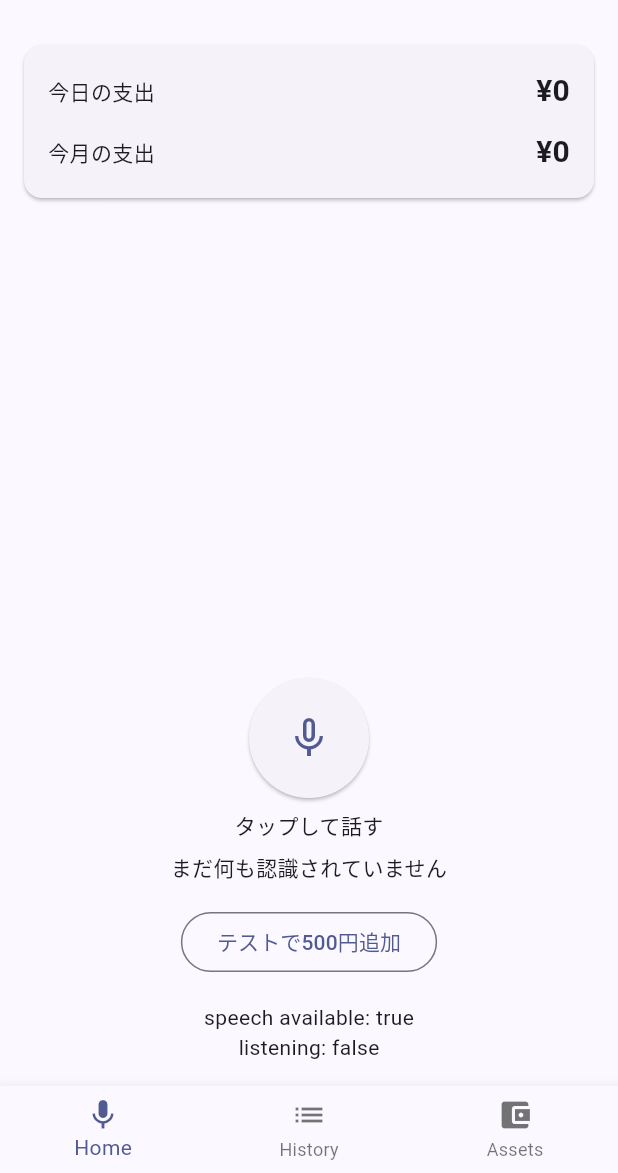
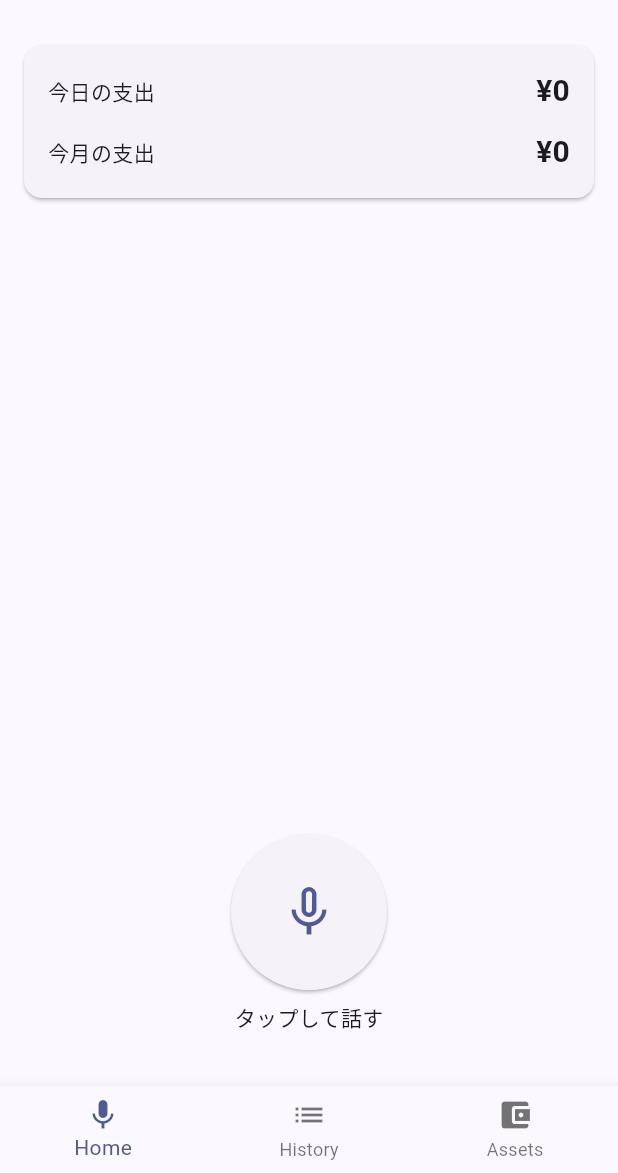
Before and after one commit to Rsm-Microstate/voice_kakeibo, a Flutter app: the screen it shows after launch, on a phone screen of 412 x 824 dp, the part 63-1236 px from its top. Run offline on Flutter 3.47's test engine with Material 3 defaults, Android fonts, the phone set to English and light mode, and no system bars; our stand-ins replace shared_preferences, speech_to_text.

Commit message:
Enlarge mic button and clean home UI

```diff
--- a/lib/main.dart
+++ b/lib/main.dart
@@ -318,43 +318,23 @@
           onPressed: _onMicPressed,
           style: ElevatedButton.styleFrom(
             shape: const CircleBorder(),
-            padding: const EdgeInsets.all(24),
+            padding: const EdgeInsets.all(32),
           ),
           child: Icon(
             _isListening ? Icons.mic : Icons.mic_none,
-            size: 32,
+            size: 40,
           ),
         ),
         const SizedBox(height: 8),
         Text(
           _isListening ? '聞き取り中...' : 'タップして話す',
         ),
-        const SizedBox(height: 8),
-        Text(
-          _lastWords.isEmpty ? 'まだ何も認識されていません' : _lastWords,
-          textAlign: TextAlign.center,
-        ),
-        const SizedBox(height: 16),
-        OutlinedButton(
-          onPressed: () {
-            const sampleText = 'テストで500円使った';
-            _saveExpenseFromText(sampleText);
-            setState(() {
-              _lastWords = sampleText;
-            });
-          },
-          child: const Text('テストで500円追加'),
-        ),
-      ],
-    );
-  }
-
-  Widget _buildDebugStatus() {
-    return Column(
-      mainAxisSize: MainAxisSize.min,
-      children: [
-        Text('speech available: $_isAvailable'),
-        Text('listening: $_isListening'),
+        const SizedBox(height: 12),
+        if (_lastWords.isNotEmpty)
+          Text(
+            _lastWords,
+            textAlign: TextAlign.center,
+          ),
       ],
     );
   }
@@ -365,9 +345,7 @@
         _buildSummaryCard(context),
         const Spacer(),
         _buildMicButton(),
-        const SizedBox(height: 16),
-        _buildDebugStatus(),
-        const SizedBox(height: 16),
+        const SizedBox(height: 24),
       ],
     );
   }
```
